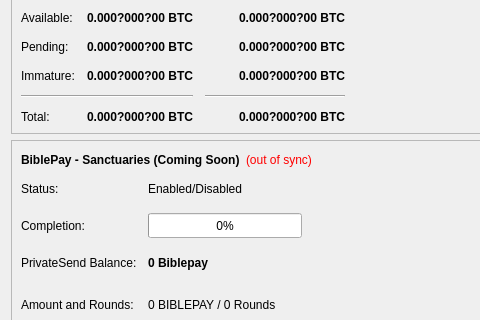
Above: src/qt/forms/overviewpage.ui from biblepay/biblepay_legacy before the change; both pictures show x 0 to 480 and y 82 to 402 of the 960 by 1093 pixel window. Below: the same form after it.
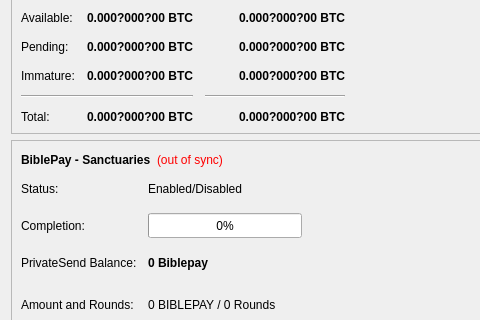
That is the form after the change.

Commit message:
1.0.7.1b-Mandatory Upgrade
- Removed Sanctuaries Coming Soon
- Please see 1.0.7.1 Release Notes

```diff
--- a/src/qt/forms/overviewpage.ui
+++ b/src/qt/forms/overviewpage.ui
@@ -421,7 +421,7 @@
                </font>
               </property>
               <property name="text">
-               <string>BiblePay - Sanctuaries (Coming Soon)</string>
+               <string>BiblePay - Sanctuaries</string>
               </property>
              </widget>
             </item>
```
